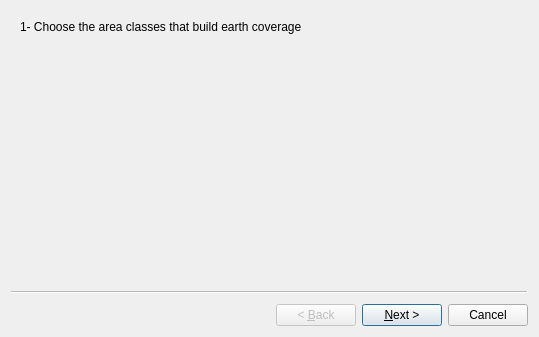
Old version of the form ValidationTools/setupEarthCoverage.ui in the repository dsgoficial/DsgTools.
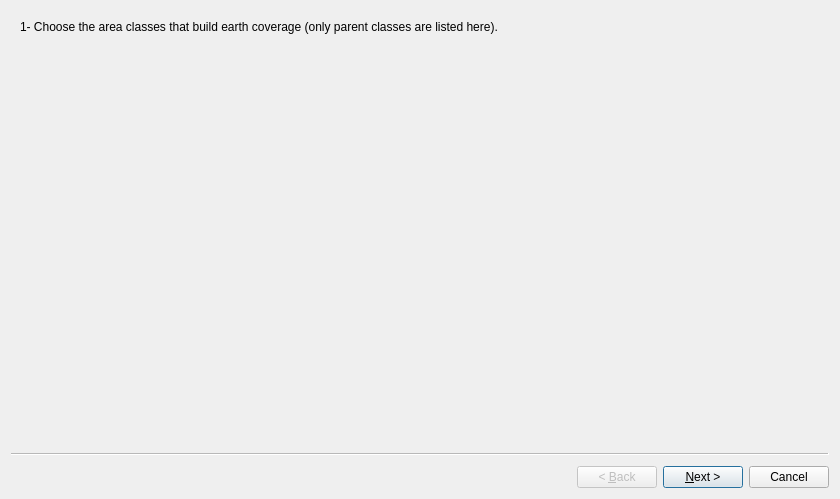
New version of the form. Custom widgets are drawn as their Qt base class.

Commit message: earth coverage setup ready

```diff
--- a/ValidationTools/setupEarthCoverage.ui
+++ b/ValidationTools/setupEarthCoverage.ui
@@ -6,8 +6,8 @@
    <rect>
     <x>0</x>
     <y>0</y>
-    <width>539</width>
-    <height>337</height>
+    <width>840</width>
+    <height>499</height>
    </rect>
   </property>
   <property name="windowTitle">
@@ -24,7 +24,7 @@
     <item row="0" column="0">
      <widget class="QLabel" name="label">
       <property name="text">
-       <string>1- Choose the area classes that build earth coverage</string>
+       <string>1- Choose the area classes that build earth coverage (only parent classes are listed here).</string>
       </property>
      </widget>
     </item>
```
Left out of the diff: 76 changed lines with no effect on the pictures. Lines whose indentation alone changed are shown as unchanged. The commit also changes 6 other files.
